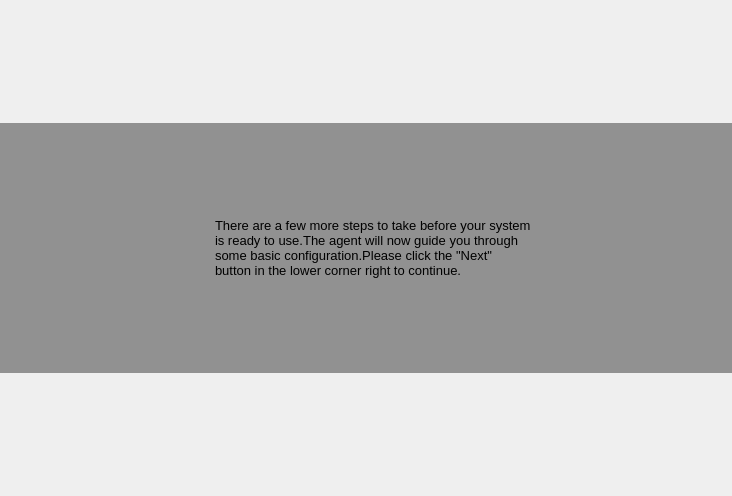
dadas45li/yali, file yali/gui/Ui/welcome.ui: the form before one commit.
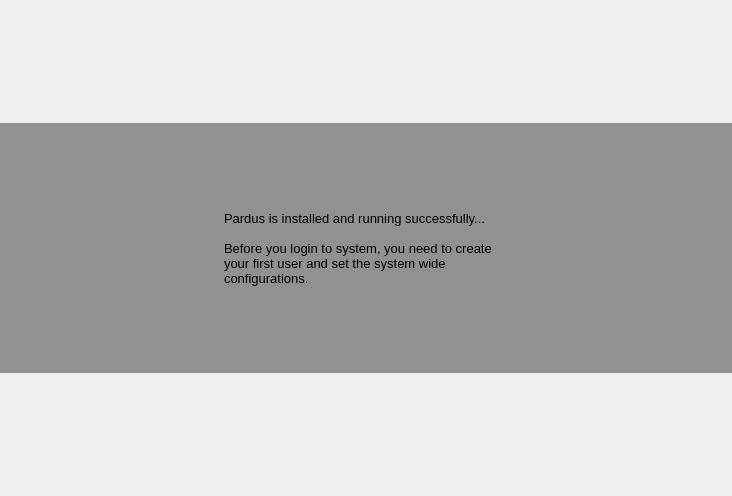
The form after the commit. Icons and pictures are not drawn.

Commit message: only the goodbye screen(s) left...

```diff
--- a/yali/gui/Ui/welcome.ui
+++ b/yali/gui/Ui/welcome.ui
@@ -115,7 +115,9 @@
              <number>0</number>
             </property>
             <property name="text">
-             <string>There are a few more steps to take before your system is ready to use.The agent will now guide you through some basic configuration.Please click the &quot;Next&quot;  button in the lower corner right to continue.</string>
+             <string>Pardus is installed and running successfully... 
+
+Before you login to system, you need to create your first user and set the system wide configurations. </string>
             </property>
             <property name="scaledContents">
              <bool>false</bool>
```
Left out of the diff: 2 changed lines with no effect on the pictures.
